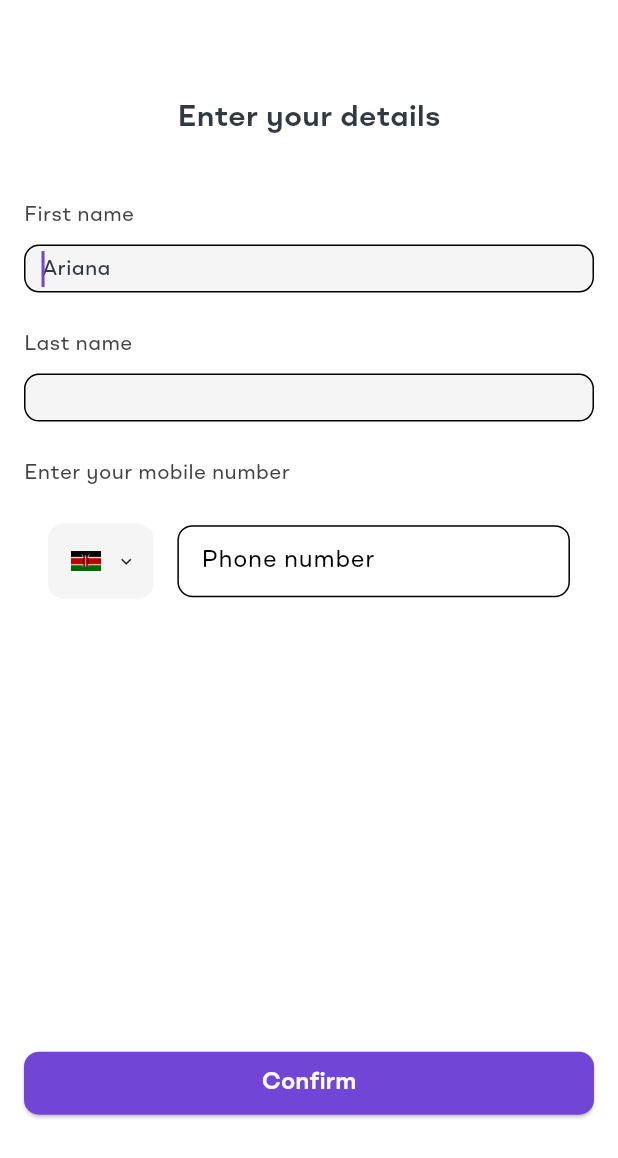
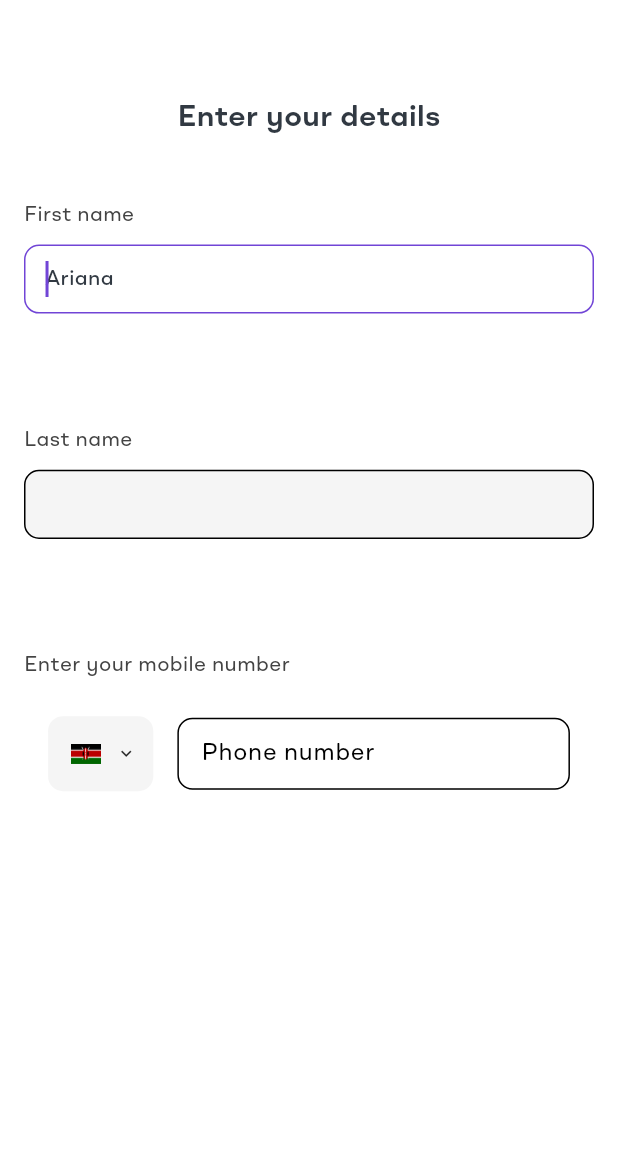
Before and after one commit to bree254/customer_hailing_app, a Flutter app: the GoogleSignInUpScreen screen opened by its route, on a phone screen of 412 x 824 dp. Shown: the top 1158 px of the screen. Run offline on Flutter 3.47's test engine with Material 3 defaults, Android fonts, the phone set to English and light mode, and no system bars; our stand-ins replace connectivity_plus, dio, firebase_core, get, google_sign_in, pin_code_fields and 1 more; accounts and stored records are empty; statements that could not run were skipped.

Commit message:
refactored screens

```diff
--- a/lib/presentation/auth/google/google_sign_in_up_screen.dart
+++ b/lib/presentation/auth/google/google_sign_in_up_screen.dart
@@ -91,6 +91,8 @@ class _GoogleSignInUpScreenState extends State<GoogleSignInUpScreen> {
                         fontWeight: FontWeight.w500,
                         fontSize: 14,
                       ),
+                      height: 96.h,
+                      contentPadding: EdgeInsets.symmetric(vertical: 15.v, horizontal: 10.h),
                       validator: (value) {
                         if (value!.isEmpty) {
                           return 'First name is required';
@@ -124,6 +126,8 @@ class _GoogleSignInUpScreenState extends State<GoogleSignInUpScreen> {
                         fontWeight: FontWeight.w500,
                         fontSize: 14,
                       ),
+                      height: 96.h,
+                      contentPadding: EdgeInsets.symmetric(vertical: 15.v, horizontal: 10.h),
                       validator: (value) {
                         if (value!.isEmpty) {
                           return 'Last name is required';
--- a/lib/presentation/auth/verification.dart
+++ b/lib/presentation/auth/verification.dart
@@ -30,7 +30,7 @@ class _VerificationScreenState extends State<VerificationScreen> {
   void initState(){
     super.initState();
     phoneEmail = Get.arguments['phone_email'];
-    email= Get.arguments['email'];
+
     verificationType = Get.arguments['verification_type'];
   }
 
--- a/lib/theme/app_text_styles.dart
+++ b/lib/theme/app_text_styles.dart
@@ -31,6 +31,13 @@ class AppTextStyles {
         color: appTheme.grayBlack,
         fontSize: 14,
       );
+  static get labelStyle => theme.textTheme.labelMedium!.copyWith(
+    color: appTheme.grayText,
+    fontSize: 14,
+  );
+
+  static get titleStyle => theme.textTheme.labelMedium!
+      .copyWith(color: appTheme.grayText, fontSize: 20, fontWeight: FontWeight.w600);
 
   // Headline text style
   static get headlineSmall => theme.textTheme.headlineSmall!.copyWith(
--- a/lib/widgets/custom_elevated_button.dart
+++ b/lib/widgets/custom_elevated_button.dart
@@ -36,7 +36,7 @@ class CustomElevatedButton extends BaseButton {
   }
 
   Widget get buildElevatedButtonWidget => Container(
-        height: height ?? 42.v,
+        height: height ?? 44.v,
         width: width ?? double.maxFinite,
         margin: margin,
         decoration: decoration,
--- a/lib/widgets/custom_text_form_field.dart
+++ b/lib/widgets/custom_text_form_field.dart
@@ -2,11 +2,12 @@ import 'package:customer_hailing/core/utils/colors.dart';
 import 'package:flutter/material.dart';
 import '../core/app_export.dart';
 
-class CustomTextFormField extends StatelessWidget {
-  const CustomTextFormField({
-    super.key,
+class CustomTextFormField extends StatefulWidget {
+  const CustomTextFormField(
+      {super.key,
         this.alignment,
         this.width,
+        this.height,
         this.scrollPadding,
         this.controller,
         this.focusNode,
@@ -19,23 +20,27 @@ class CustomTextFormField extends StatelessWidget {
         this.maxLines,
         this.hintText,
         this.labelText,
+        this.outerLabelText,
         this.hintStyle,
         this.labelStyle,
+        this.outerLabelStyle,
         this.prefix,
         this.prefixConstraints,
         this.suffix,
         this.suffixConstraints,
         this.contentPadding,
         this.borderDecoration,
+        this.boxDecoration,
         this.fillColor,
         this.filled = false,
         this.validator,
-
-  });
+        this.margin,
+        this.maxLength});
 
   final Alignment? alignment;
 
   final double? width;
+  final double? height;
 
   final TextEditingController? scrollPadding;
 
@@ -61,9 +66,13 @@ class CustomTextFormField extends StatelessWidget {
 
   final String? labelText;
 
+  final String? outerLabelText;
+
   final TextStyle? hintStyle;
 
   final TextStyle? labelStyle;
+
+  final TextStyle? outerLabelStyle;
 
   final Widget? prefix;
 
@@ -83,85 +92,141 @@ class CustomTextFormField extends StatelessWidget {
 
   final FormFieldValidator<String>? validator;
 
+  final EdgeInsets? margin;
+
+  final BoxDecoration? boxDecoration;
+
+  final int? maxLength;
+
+  @override
+  State<CustomTextFormField> createState() => _CustomTextFormFieldState();
+}
+
+class _CustomTextFormFieldState extends State<CustomTextFormField> {
+  FocusNode? _focusNode;
+  bool _isFocused = false;
+  bool _isNotEmpty = false;
+
+  @override
+  void initState() {
+    super.initState();
+    _focusNode = widget.focusNode ?? FocusNode();
+    _focusNode!.addListener(_handleFocusChange);
+  }
+
+  void _handleFocusChange() {
+    if (_focusNode?.hasFocus != _isFocused) {
+      setState(() {
+        _isFocused = _focusNode!.hasFocus;
+      });
+    }
+  }
+
+  void _handleTextChange() {
+    setState(() {
+      _isNotEmpty = widget.controller?.text.isNotEmpty ?? false;
+    });
+  }
+
+  @override
+  void dispose() {
+    _focusNode?.removeListener(_handleFocusChange);
+    widget.controller?.removeListener(_handleTextChange);
+    if (widget.focusNode == null) {
+      _focusNode?.dispose();
+    }
+    super.dispose();
+  }
+
   @override
   Widget build(BuildContext context) {
-    return alignment != null
+    return widget.alignment != null
         ? Align(
-            alignment: alignment ?? Alignment.center,
+      alignment: widget.alignment ?? Alignment.center,
       child: textFormFieldWidget(context),
     )
         : textFormFieldWidget(context);
   }
 
-  Widget textFormFieldWidget(BuildContext context) => SizedBox(
-        width: width ?? double.maxFinite,
-        child: TextFormField(
+  Widget textFormFieldWidget(BuildContext context) => Container(
+    width: widget.width ?? double.maxFinite,
+    margin: widget.margin ?? EdgeInsets.zero,
+    height: widget.height ?? 50.h,
+    child: Column(
+      mainAxisAlignment: MainAxisAlignment.start,
+      crossAxisAlignment: CrossAxisAlignment.start,
+      children: [
+        if (widget.outerLabelText != null)
+          Text(
+            widget.outerLabelText!,
+            style: widget.outerLabelStyle ?? AppTextStyles.labelStyle,
+          ),
+        if (widget.outerLabelText != null)
+          SizedBox(
+            height: 8.v,
+          ),
+        TextFormField(
           scrollPadding: EdgeInsets.only(bottom: MediaQuery.of(context).viewInsets.bottom),
-          controller: controller,
-          focusNode: focusNode ?? FocusNode(),
-          autofocus: autofocus!,
-          style: textStyle ?? AppTextStyles.bodyMedium.copyWith(fontWeight: FontWeight.w400),
-          obscureText: obscureText!,
-          obscuringCharacter: obscuringCharacter ?? "*",
-          textInputAction: textInputAction,
-          keyboardType: textInputType,
-          maxLines: maxLines ?? 1,
+          controller: widget.controller,
+          focusNode: _focusNode ?? FocusNode(),
+          autofocus: widget.autofocus!,
+          style: widget.textStyle ??
+              AppTextStyles.bodyMedium.copyWith(fontWeight: FontWeight.w400),
+          obscureText: widget.obscureText!,
+          obscuringCharacter: widget.obscuringCharacter ?? "*",
+          textInputAction: widget.textInputAction,
+          keyboardType: widget.textInputType,
+          maxLines: widget.maxLines ?? 1,
           decoration: decoration,
-          validator: validator,
+          validator: (value) {
+            if (_isNotEmpty) {
+              return null;
+            }
+            return widget.validator?.call(value);
+          },
+          maxLength: widget.maxLength,
+        ),
+      ],
     ),
   );
+
   InputDecoration get decoration => InputDecoration(
-        hintText: hintText ?? "",
-        hintStyle: hintStyle ?? AppTextStyles.bodyRegular,
-        labelText: labelText ?? "",
-        labelStyle: labelStyle ?? AppTextStyles.inputStyle,
-        prefixIcon: prefix,
-        prefixIconConstraints: prefixConstraints,
-        suffixIcon: suffix,
-        suffixIconConstraints: suffixConstraints,
+    hintText: widget.hintText ?? "",
+    hintStyle: widget.hintStyle ?? AppTextStyles.bodyRegular,
+    labelText: widget.labelText ?? "",
+    labelStyle: widget.labelStyle ?? AppTextStyles.inputStyle,
+    prefixIcon: widget.prefix,
+    prefixIconConstraints: widget.prefixConstraints,
+    suffixIcon: widget.suffix,
+    suffixIconConstraints: widget.suffixConstraints,
     isDense: true,
-        contentPadding: contentPadding ?? EdgeInsets.all(8.h),
-        fillColor: fillColor ?? appTheme.grayBlack,
-        filled: filled,
-        floatingLabelStyle: labelStyle ??
+    counterText: '',
+    contentPadding: widget.contentPadding ?? EdgeInsets.all(8.h),
+    fillColor: _isFocused ? Colors.white : widget.fillColor ?? appTheme.grayBlack,
+    filled: widget.filled,
+    floatingLabelStyle: widget.labelStyle ??
         TextStyle(
           color: appTheme.colorPrimary,
           fontSize: 20.adaptSize,
         ),
-    border: borderDecoration ??
+    floatingLabelBehavior: FloatingLabelBehavior.never,
+    border: widget.borderDecoration ??
         OutlineInputBorder(
-          borderRadius: BorderRadius.circular(10.0),
-          borderSide: const BorderSide(
-            color: Colors.purple,
-            width: 1.0,
+          borderRadius: BorderRadius.circular(10.h),
+          borderSide: const BorderSide(color: Colors.transparent, width: 0),
         ),
+    enabledBorder: widget.borderDecoration ??
+        OutlineInputBorder(
+          borderRadius: BorderRadius.circular(10.h),
+          borderSide: const BorderSide(color: Colors.transparent, width: 0),
         ),
-    enabledBorder: borderDecoration ??
-        OutlineInputBorder(
-          borderRadius: BorderRadius.circular(10.0),
-          borderSide: const BorderSide(
-            color: primaryColor,
-            width: 1.0,
+    focusedBorder: OutlineInputBorder(
+      borderRadius: BorderRadius.circular(10.h),
+      borderSide: BorderSide(
+          color: _isNotEmpty ? appTheme.inputError : appTheme.colorPrimary,
+          width: 1), // Change color based on text field content
     ),
-        ),
-    focusedBorder: borderDecoration ??
-        OutlineInputBorder(
-          borderRadius: BorderRadius.circular(10.0),
-          borderSide: const BorderSide(
-            color: primaryColor,
-            width: 1.0,
-          ),
-        ),
-    errorBorder: borderDecoration ??
-        OutlineInputBorder(
-          borderRadius: BorderRadius.circular(10.0),
-          borderSide: const BorderSide(
-            color: textfieldErrorRedColor,
-            width: 1.0,
-          ),
-        ),
-    focusedErrorBorder: borderDecoration ??
-        OutlineInputBorder(
+    errorBorder: OutlineInputBorder(
           borderRadius: BorderRadius.circular(10.0),
           borderSide: const BorderSide(
             color: textfieldErrorRedColor,
```
Also changed, not shown: lib/presentation/auth/email/email_sign-in_up_screen.dart (+21 -7 lines), lib/presentation/auth/email/enter_your_number.dart (+28 -12 lines), lib/presentation/auth/phone_number/login_or_signup_screen.dart (+10 -9 lines), lib/presentation/auth/phone_number/privacy_policy_screen.dart (+5 -2 lines). Lines whose indentation alone changed are shown as unchanged.
